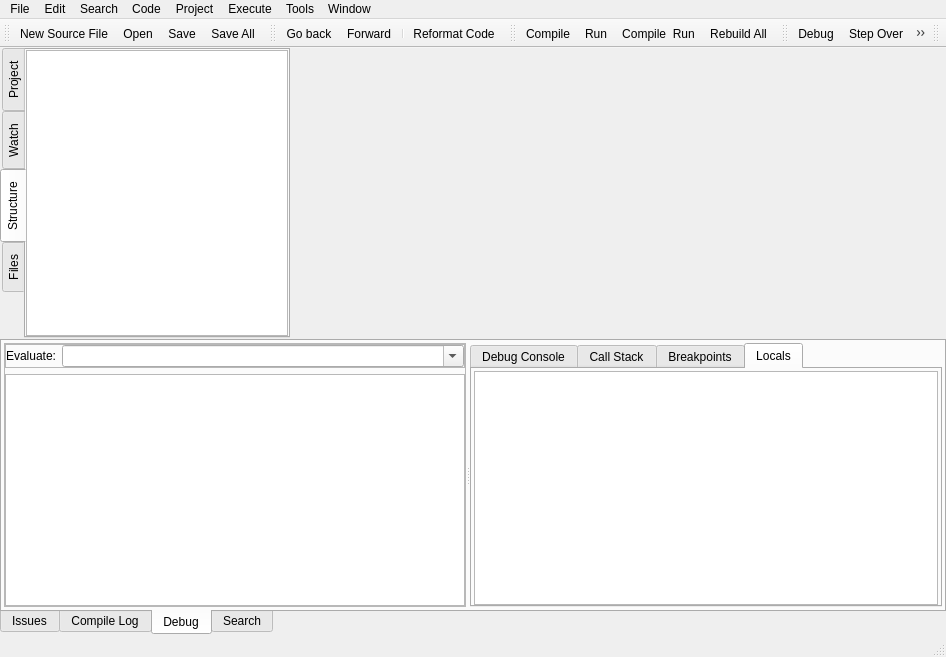
royqh1979/RedPanda-CPP, file RedPandaIDE/mainwindow.ui: the form before one commit.
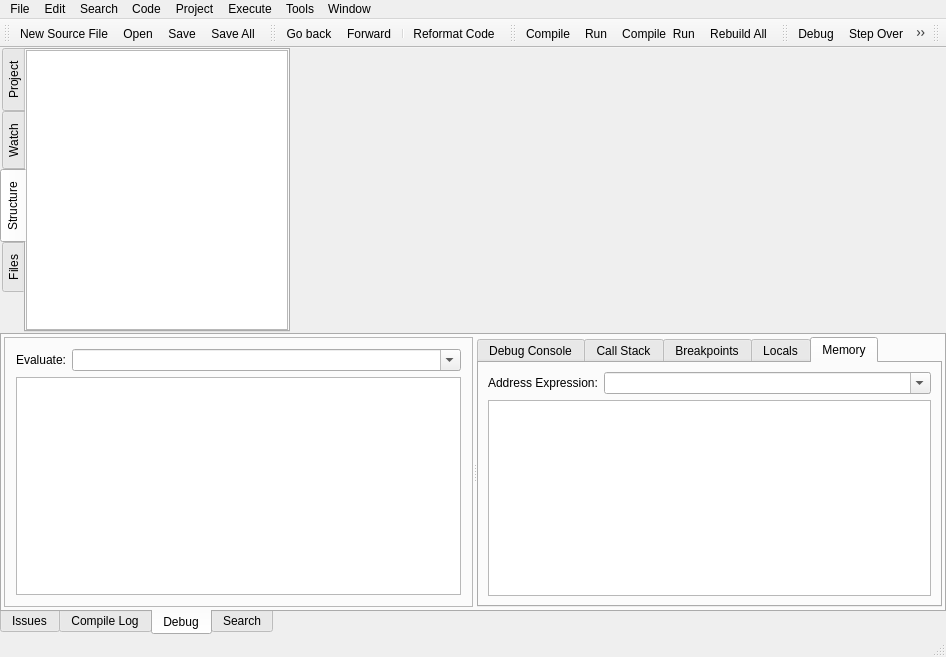
The form after the commit. The open tabs and pages were chosen to show the change. Icons and pictures are not drawn. Custom widgets are drawn as their Qt base class.

Commit message: - enhancement: view memory when debugging

What changed in the file:
```diff
--- a/RedPandaIDE/mainwindow.ui
+++ b/RedPandaIDE/mainwindow.ui
@@ -416,48 +416,27 @@
             <property name="frameShadow">
              <enum>QFrame::Raised</enum>
             </property>
-            <layout class="QVBoxLayout" name="verticalLayout_3">
+            <layout class="QGridLayout" name="gridLayout_2">
              <property name="leftMargin">
-              <number>0</number>
+              <number>11</number>
              </property>
              <property name="topMargin">
-              <number>0</number>
+              <number>11</number>
              </property>
              <property name="rightMargin">
-              <number>0</number>
+              <number>11</number>
              </property>
              <property name="bottomMargin">
-              <number>0</number>
+              <number>11</number>
              </property>
-             <item>
-              <widget class="QFrame" name="frame_2">
-               <property name="frameShape">
-                <enum>QFrame::StyledPanel</enum>
-               </property>
-               <property name="frameShadow">
-                <enum>QFrame::Raised</enum>
-               </property>
-               <layout class="QHBoxLayout" name="horizontalLayout_5">
-                <property name="leftMargin">
-                 <number>0</number>
-                </property>
-                <property name="topMargin">
-                 <number>0</number>
-                </property>
-                <property name="rightMargin">
-                 <number>0</number>
-                </property>
-                <property name="bottomMargin">
-                 <number>0</number>
-                </property>
-                <item>
+             <item row="0" column="0">
                  <widget class="QLabel" name="lblEvaluate">
                   <property name="text">
                    <string>Evaluate:</string>
                   </property>
                  </widget>
                 </item>
-                <item>
+             <item row="0" column="1">
                  <widget class="QComboBox" name="cbEvaluate">
                   <property name="sizePolicy">
                    <sizepolicy hsizetype="Expanding" vsizetype="Fixed">
@@ -473,10 +452,7 @@
                   </property>
                  </widget>
                 </item>
-               </layout>
-              </widget>
-             </item>
-             <item>
+             <item row="2" column="0" colspan="2">
               <widget class="QPlainTextEdit" name="txtEvalOutput">
                <property name="undoRedoEnabled">
                 <bool>false</bool>
@@ -493,7 +469,7 @@
              <enum>QTabWidget::North</enum>
             </property>
             <property name="currentIndex">
-             <number>3</number>
+             <number>4</number>
             </property>
             <widget class="QWidget" name="tabDebugConsole">
              <attribute name="title">
@@ -623,6 +599,46 @@
               </item>
              </layout>
             </widget>
+            <widget class="QWidget" name="tabMemory">
+             <attribute name="title">
+              <string>Memory</string>
+             </attribute>
+             <layout class="QGridLayout" name="gridLayout">
+              <item row="0" column="0">
+               <widget class="QLabel" name="label_3">
+                <property name="text">
+                 <string>Address Expression:</string>
+                </property>
+               </widget>
+              </item>
+              <item row="0" column="1">
+               <widget class="QComboBox" name="cbMemoryAddress">
+                <property name="sizePolicy">
+                 <sizepolicy hsizetype="Expanding" vsizetype="Fixed">
+                  <horstretch>0</horstretch>
+                  <verstretch>0</verstretch>
+                 </sizepolicy>
+                </property>
+                <property name="editable">
+                 <bool>true</bool>
+                </property>
+                <property name="insertPolicy">
+                 <enum>QComboBox::InsertAtTop</enum>
+                </property>
+               </widget>
+              </item>
+              <item row="1" column="0" colspan="2">
+               <widget class="QPlainTextEdit" name="txtMemoryView">
+                <property name="lineWrapMode">
+                 <enum>QPlainTextEdit::NoWrap</enum>
+                </property>
+                <property name="readOnly">
+                 <bool>true</bool>
+                </property>
+               </widget>
+              </item>
+             </layout>
+            </widget>
            </widget>
           </widget>
          </item>
```
Left out of the diff: 4 changed lines with no effect on the pictures. Lines whose indentation alone changed are shown as unchanged. The commit also changes 8 other files.
